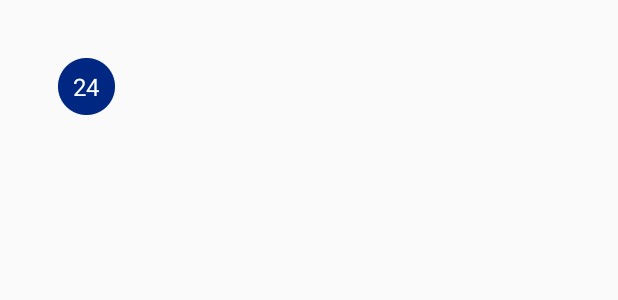
After one commit to Lvntt/MoreTechHackathon, an Android app built with Jetpack Compose: the layout clusterview.xml on its own in the app's theme, with its tools: preview values and no code run, on a phone screen of 412 x 824 dp. The commit adds this screen. Shown: the top 300 px of the screen. Run offline under Robolectric (Android 15) with nearby library versions, the phone set to English and light mode, and no system bars.

Commit message:
Add place marks and clusterization with sample data

```diff
--- /dev/null
+++ b/app/src/main/java/ru/phrogs/moretechhackathon/presentation/ui/theme/Dimens.kt
@@ -0,0 +1,3 @@
+package ru.phrogs.moretechhackathon.presentation.ui.theme
+
+const val BANK_ICON_SCALE = 0.33f
--- /dev/null
+++ b/app/src/main/res/layout/clusterview.xml
@@ -0,0 +1,32 @@
+<?xml version="1.0" encoding="utf-8"?>
+<RelativeLayout xmlns:android="http://schemas.android.com/apk/res/android"
+    xmlns:tools="http://schemas.android.com/tools"
+    android:layout_width="match_parent"
+    android:layout_height="match_parent">
+
+    <ImageView
+        android:id="@+id/clusterImage"
+        android:layout_width="wrap_content"
+        android:layout_height="wrap_content"
+        android:scaleType="fitCenter"
+        android:scaleX="0.33"
+        android:scaleY="0.33"
+        android:src="@drawable/cluster">
+
+    </ImageView>
+
+    <TextView
+        android:id="@+id/countText"
+        android:layout_width="wrap_content"
+        android:layout_height="wrap_content"
+        android:layout_alignStart="@+id/clusterImage"
+        android:layout_alignTop="@+id/clusterImage"
+        android:layout_alignEnd="@+id/clusterImage"
+        android:layout_alignBottom="@+id/clusterImage"
+        android:gravity="center"
+        android:scaleX="0.33"
+        android:scaleY="0.33"
+        android:textColor="#FFFFFF"
+        android:textSize="48sp"
+        tools:text="24" />
+</RelativeLayout>
```
Also changed, not shown: app/src/main/java/ru/phrogs/moretechhackathon/presentation/ClusterView.kt (added, +20 -0 lines), app/src/main/java/ru/phrogs/moretechhackathon/presentation/MainActivity.kt (+56 -5 lines), app/src/main/res/drawable/cluster.png (added), app/src/main/res/drawable/placemark.png (added).
